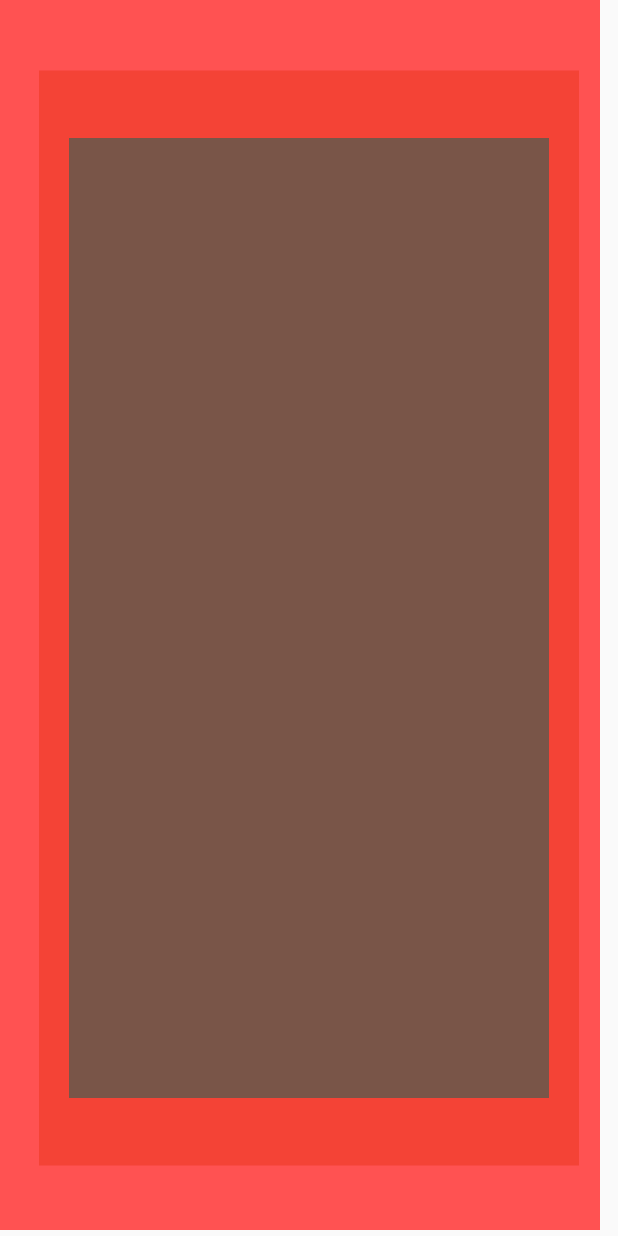
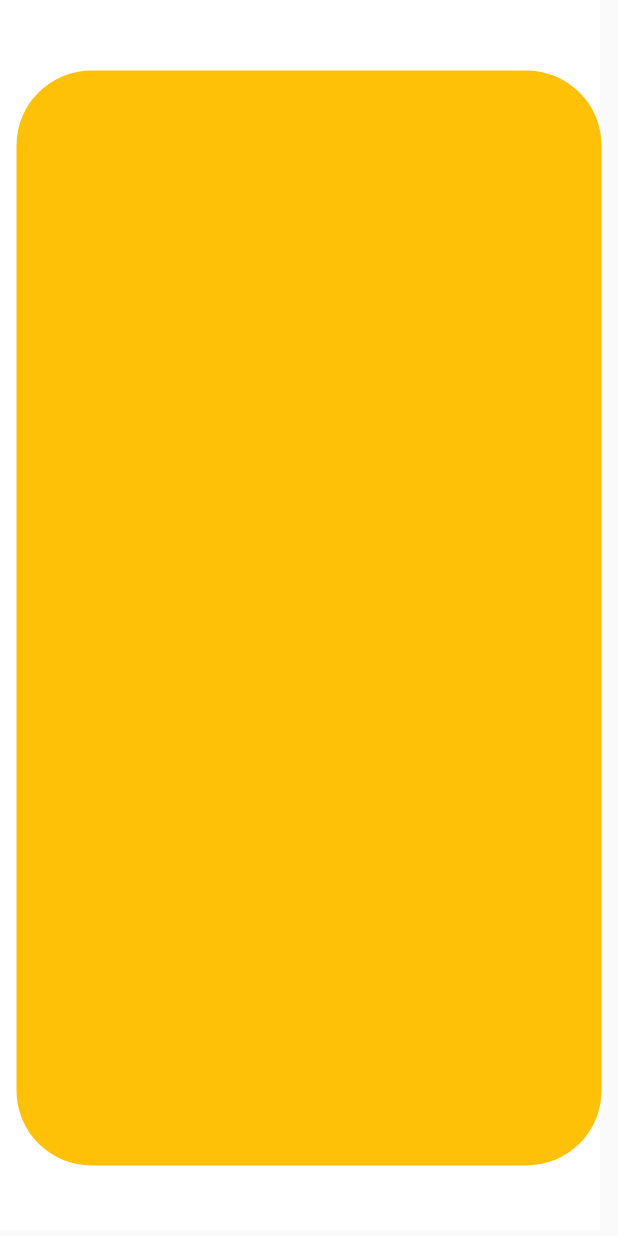
Before and after one commit to franciscoaglima/movienews, a Flutter app: the MovieView screen opened directly, on a phone screen of 412 x 824 dp. Run offline on Flutter 3.47's test engine with Material 2 defaults, Android fonts, the phone set to English and light mode, and no system bars.

Commit message:
3o Etapa - Going API MovieNews

```diff
--- a/lib/main.dart
+++ b/lib/main.dart
@@ -1,5 +1,6 @@
 //Main App Movie News
 import 'package:flutter/material.dart';
+import 'package:movienews_app/movie_view.dart';
 
 void main() {
   runApp(MyApp());
@@ -11,7 +12,7 @@ class MyApp extends StatelessWidget {
   Widget build(BuildContext context) {
     return MaterialApp(
       title: "Movies New - API",
-      home: Scaffold(),
+      home: MovieView(),
     );
   }
 }
--- a/lib/movie_view.dart
+++ b/lib/movie_view.dart
@@ -1,5 +1,3 @@
-import 'dart:html';
-
 import 'package:flutter/cupertino.dart';
 import 'package:flutter/material.dart';
 import 'movie_controller.dart';
@@ -24,25 +22,20 @@ class _MovieViewState extends State<MovieView> {
                   child: Stack(
                     children: [
                       Container(
-                        color:Colors.redAccent,
+                        color:Colors.white,
                         height: 820,
                         width: 400,
-                        padding: EdgeInsets.fromLTRB(20, 10, 20, 0),
+                        padding: EdgeInsets.fromLTRB(10, 10, 10, 10),
                       ),
                       Center(
                         child: Container(
-                        color:Colors.red,
                         height: 730,
-                        width: 360,
+                        width: 390,
+                    decoration: BoxDecoration(borderRadius: BorderRadius.circular(50),color: Colors.amber,),
                         ),
                       ),
-                      Center(
-                        child: Container(
-                        color:Colors.brown,
-                        height: 640,
-                        width: 320,
-                        ),
-                      ),
+//                     Center(child: Container(height: 640,width: 320,
+//                    decoration: BoxDecoration(borderRadius: BorderRadius.circular(50),color: Colors.blue,), ),),
                     ],
                  )
                 )
```
Also changed, not shown: lib/API.dart (+7 -3 lines).
